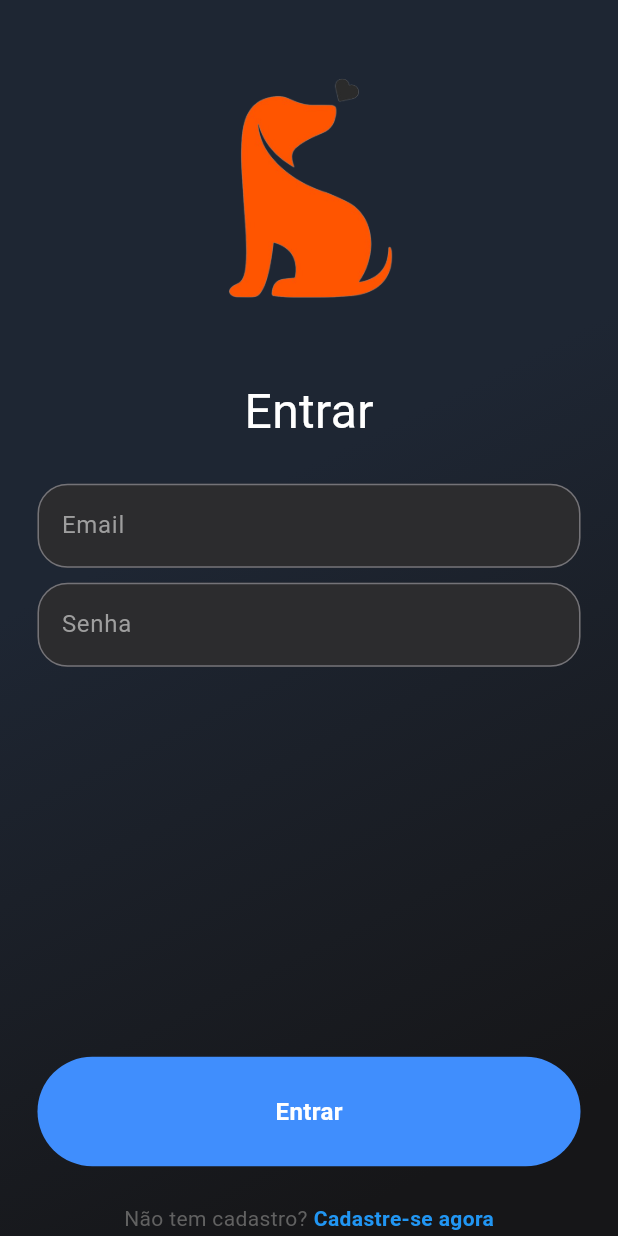
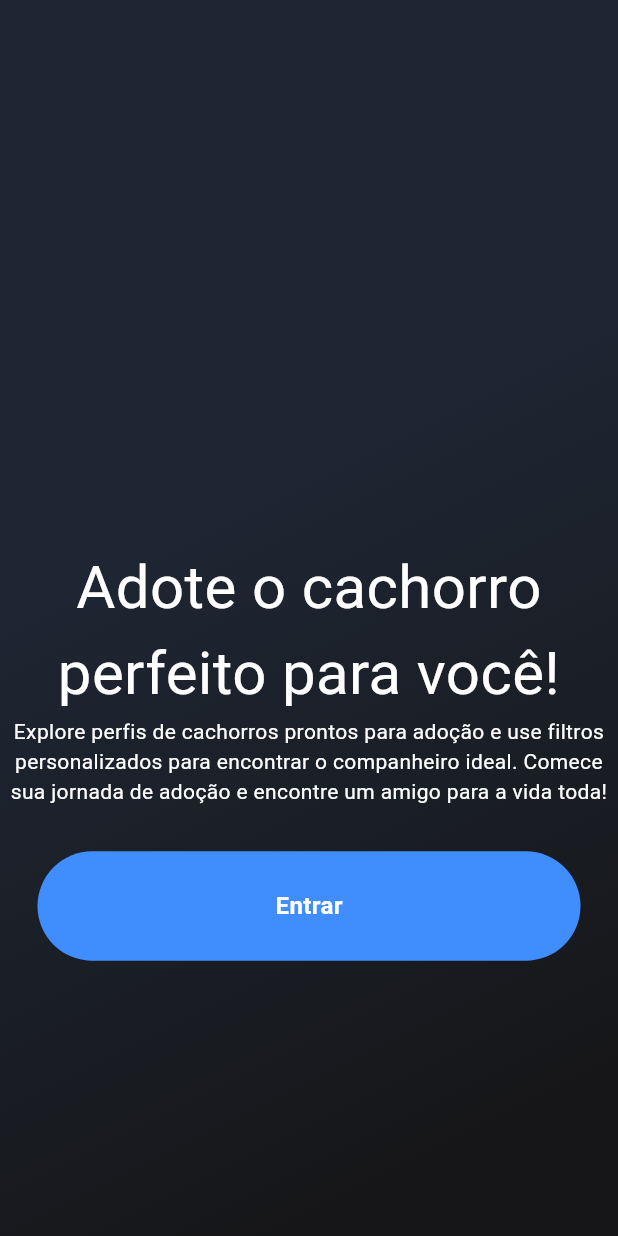
Before and after one commit to Matheussilvasantiagou/UFRPE-DSI-ADOGCAO, a Flutter app: the screen it shows after launch, on a phone screen of 412 x 824 dp. Run offline on Flutter 3.47's test engine with Material 3 defaults, Android fonts, the light colour scheme and no system bars.

Commit message:
login_cadastro_page

```diff
--- a/adogcao/lib/main.dart
+++ b/adogcao/lib/main.dart
@@ -1,3 +1,5 @@
+import 'package:adogcao/pages/cadastro_page.dart';
+import 'package:adogcao/pages/tela_inicial_page.dart';
 import 'package:flutter/material.dart';
 import 'pages/login_page.dart';
 void main() {
@@ -12,7 +14,12 @@
   Widget build(BuildContext context) {
     return MaterialApp(
       debugShowCheckedModeBanner: false,
-      home: LoginPage()
+       routes: {
+        '/cadastro': (context) => CadastroPage(),
+        '/login': (context) => LoginPage(),
+        // '/home': (context) => HomePage(),
+      },
+      home: TelaInicialPage()
       );
   }
 }
--- /dev/null
+++ b/adogcao/lib/pages/tela_inicial_page.dart
@@ -0,0 +1,76 @@
+import 'package:adogcao/components/my_button.dart';
+import 'package:adogcao/components/my_button_cadastro.dart';
+import 'package:flutter/cupertino.dart';
+import 'package:flutter/material.dart';
+import 'package:adogcao/components/my_textfield.dart';
+
+
+class TelaInicialPage extends StatefulWidget {
+  const TelaInicialPage({super.key});
+
+  @override
+  _TelaInicialPageState createState() => _TelaInicialPageState();
+}
+
+class _TelaInicialPageState extends State<TelaInicialPage> {
+
+
+  void signUserIn() {
+    setState(() {
+          Navigator.pushNamed(context, '/login');
+    });
+  }
+
+  @override
+  Widget build(BuildContext context) {
+    return Container(
+        decoration: const BoxDecoration(
+          gradient: LinearGradient(
+              begin: Alignment(6.123234262925839e-17, 1),
+              end: Alignment(-1, 6.123234262925839e-17),
+              colors: [
+                Color.fromRGBO(22, 22, 24, 1),
+                Color.fromRGBO(30, 38, 51, 1)
+              ]),
+        ),
+        child: Scaffold(
+          backgroundColor: Colors.transparent,
+          body: SafeArea(
+            child: Center(
+              child: Column(
+                mainAxisAlignment: MainAxisAlignment.center,
+                children: [
+
+                  const SizedBox(height: 180),
+
+                  const Text(
+                  'Adote o cachorro perfeito para você!',
+                  style: TextStyle(
+                    color: Colors.white,
+                    fontSize: 40,
+                  ),
+                  textAlign: TextAlign.center,
+
+                  ),
+
+                  const Text(
+                    'Explore perfis de cachorros prontos para adoção e use filtros personalizados para encontrar o companheiro ideal. Comece sua jornada de adoção e encontre um amigo para a vida toda!',
+                    style: TextStyle(color: Colors.white),
+                    textAlign: TextAlign.center,
+                  ),
+
+                  const SizedBox(height: 30),
+
+                  MyButton(onTap: signUserIn),
+
+                ],
+              ),
+            ),
+          ),
+        ));
+  }
+}
+
+// void main() {
+//   runApp(const MaterialApp(home: CadastroPage()));
+// }
```
Also changed, not shown: adogcao/lib/components/my_button_cadastro.dart (added, +32 -0 lines), adogcao/lib/components/my_textfield_number.dart (added, +50 -0 lines), adogcao/lib/pages/cadastro_page.dart (added, +173 -0 lines), adogcao/lib/pages/login_page.dart (+8 -3 lines).
